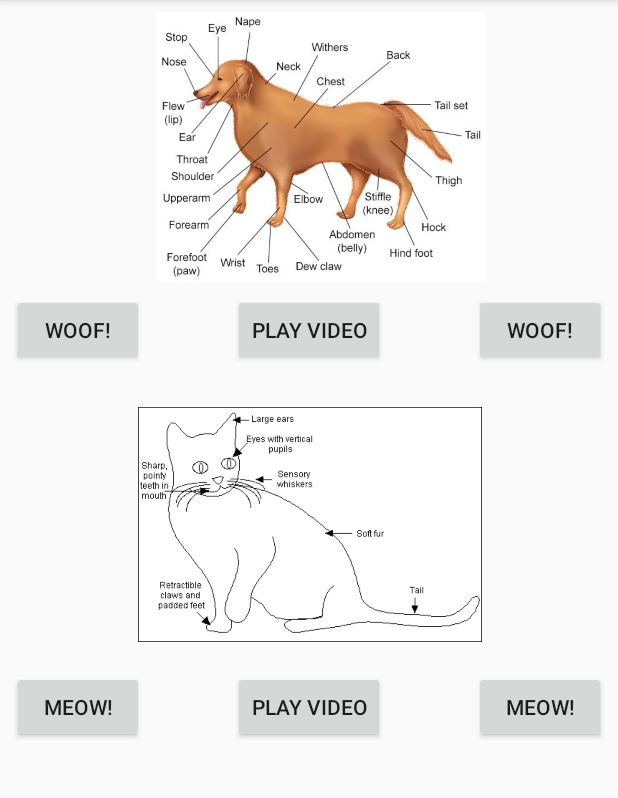
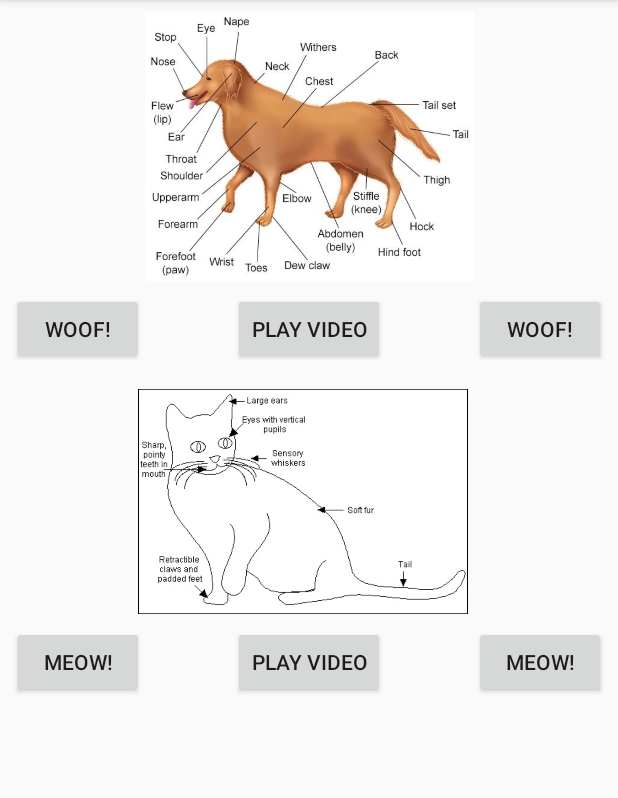
Before and after one commit to nilsjohnson/hello-moon, an Android app: the screen it shows after launch (MainActivity), on a phone screen of 412 x 824 dp, the part 84-882 px from its top. Run offline under Robolectric (Android 15) with nearby library versions, the phone set to English and light mode, and no system bars.

Commit message:
worked on portrait views

```diff
--- a/app/src/main/res/layout/activity_main.xml
+++ b/app/src/main/res/layout/activity_main.xml
@@ -4,94 +4,101 @@
     xmlns:app="http://schemas.android.com/apk/res-auto"
     xmlns:tools="http://schemas.android.com/tools"
     android:layout_width="match_parent"
-    android:layout_height="match_parent"
+    android:layout_height="wrap_content"
     tools:context="com.nilsjohnson.hellotheremoon.MainActivity"
-    tools:layout_editor_absoluteY="81dp"
-    tools:layout_editor_absoluteX="0dp">
+    tools:layout_editor_absoluteX="0dp"
+    tools:layout_editor_absoluteY="81dp">
 
     <ImageView
         android:id="@+id/thumnailDog"
-        android:layout_width="0dp"
-        android:layout_height="180dp"
-        android:layout_marginEnd="8dp"
+        android:layout_width="271dp"
+        android:layout_height="179dp"
+        android:layout_marginLeft="8dp"
         android:layout_marginStart="8dp"
+        android:layout_marginTop="8dp"
+        app:layout_constraintLeft_toLeftOf="parent"
+        app:layout_constraintTop_toTopOf="parent"
         app:srcCompat="@drawable/dog"
-        app:layout_constraintTop_toTopOf="parent"
-        android:layout_marginTop="8dp"
-        android:layout_marginLeft="8dp"
-        app:layout_constraintLeft_toLeftOf="parent"/>
+        android:layout_marginRight="8dp"
+        app:layout_constraintRight_toRightOf="parent"/>
 
     <Button
         android:id="@+id/btnPlayBarkSound1"
         android:layout_width="wrap_content"
         android:layout_height="wrap_content"
+        android:layout_marginLeft="8dp"
+        android:layout_marginStart="8dp"
+        android:layout_marginTop="8dp"
         android:text="@string/btn_play_bark_sound"
-        android:layout_marginTop="8dp"
-        app:layout_constraintTop_toBottomOf="@+id/thumnailDog"
-        android:layout_marginLeft="8dp"
-        app:layout_constraintLeft_toLeftOf="parent"/>
+        app:layout_constraintLeft_toLeftOf="parent"
+        app:layout_constraintTop_toBottomOf="@+id/thumnailDog"/>
 
     <Button
         android:id="@+id/btnPlayDogVideo"
         android:layout_width="wrap_content"
         android:layout_height="wrap_content"
+        android:layout_marginEnd="8dp"
+        android:layout_marginLeft="8dp"
+        android:layout_marginRight="8dp"
+        android:layout_marginStart="8dp"
+        android:layout_marginTop="8dp"
         android:text="@string/btn_play_Video"
-        android:layout_marginTop="8dp"
-        app:layout_constraintTop_toBottomOf="@+id/thumnailDog"
         app:layout_constraintLeft_toRightOf="@+id/btnPlayBarkSound1"
-        android:layout_marginLeft="8dp"
         app:layout_constraintRight_toLeftOf="@+id/btnPlayBarkSound2"
-        android:layout_marginRight="8dp"/>
+        app:layout_constraintTop_toBottomOf="@+id/thumnailDog"/>
 
     <Button
         android:id="@+id/btnPlayBarkSound2"
         android:layout_width="wrap_content"
         android:layout_height="wrap_content"
+        android:layout_marginEnd="8dp"
+        android:layout_marginRight="8dp"
+        android:layout_marginTop="8dp"
         android:text="@string/btn_play_bark_sound"
-        android:layout_marginTop="8dp"
-        app:layout_constraintTop_toBottomOf="@+id/thumnailDog"
+        app:layout_constraintRight_toRightOf="parent"
+        app:layout_constraintTop_toBottomOf="@+id/thumnailDog"/>
+
+    <ImageView
+        android:id="@+id/thumbnailCat"
+        android:layout_width="221dp"
+        android:layout_height="150dp"
+        android:layout_marginTop="16dp"
+        app:layout_constraintLeft_toLeftOf="parent"
+        app:layout_constraintTop_toBottomOf="@+id/btnPlayDogVideo"
+        app:srcCompat="@drawable/cat"
         android:layout_marginRight="8dp"
         app:layout_constraintRight_toRightOf="parent"/>
 
-    <ImageView
-        android:id="@+id/thumbnailCat"
-        android:layout_width="229dp"
-        android:layout_height="179dp"
-        app:layout_constraintLeft_toLeftOf="parent"
-        app:layout_constraintRight_toRightOf="parent"
-        app:srcCompat="@drawable/cat"
-        app:layout_constraintHorizontal_bias="0.503"
-        android:layout_marginTop="16dp"
-        app:layout_constraintTop_toBottomOf="@+id/btnPlayDogVideo"/>
-
     <Button
         android:id="@+id/btnPlayMeowSound1"
-        android:layout_width="88dp"
+        android:layout_width="wrap_content"
         android:layout_height="wrap_content"
+        android:layout_marginLeft="8dp"
+        android:layout_marginStart="8dp"
+        android:layout_marginTop="8dp"
         android:text="@string/btn_play_meow_sound"
-        android:layout_marginTop="8dp"
-        app:layout_constraintTop_toBottomOf="@+id/thumbnailCat"
-        android:layout_marginLeft="8dp"
-        app:layout_constraintLeft_toLeftOf="parent"/>
+        app:layout_constraintLeft_toLeftOf="parent"
+        app:layout_constraintTop_toBottomOf="@+id/thumbnailCat"/>
 
     <Button
         android:id="@+id/btnPlayCatVideo"
         android:layout_width="wrap_content"
         android:layout_height="wrap_content"
+        android:layout_marginTop="8dp"
         android:text="@string/btn_play_Video"
         app:layout_constraintLeft_toLeftOf="parent"
         app:layout_constraintRight_toRightOf="parent"
-        android:layout_marginTop="8dp"
         app:layout_constraintTop_toBottomOf="@+id/thumbnailCat"/>
 
     <Button
         android:id="@+id/btnPlayMeowSound2"
         android:layout_width="wrap_content"
         android:layout_height="wrap_content"
+        android:layout_marginEnd="8dp"
+        android:layout_marginRight="8dp"
+        android:layout_marginTop="8dp"
         android:text="@string/btn_play_meow_sound"
-        android:layout_marginTop="8dp"
-        app:layout_constraintTop_toBottomOf="@+id/thumbnailCat"
-        android:layout_marginRight="8dp"
-        app:layout_constraintRight_toRightOf="parent"/>
+        app:layout_constraintRight_toRightOf="parent"
+        app:layout_constraintTop_toBottomOf="@+id/thumbnailCat"/>
 
 </android.support.constraint.ConstraintLayout>
```
Also changed, not shown: app/src/main/java/com/nilsjohnson/hellotheremoon/PlaySoundFragment.java (+19 -16 lines), app/src/main/java/com/nilsjohnson/hellotheremoon/PlayVideoFragment.java (+1 -10 lines), app/src/main/res/layout/fragment_play_sound.xml (+6 -6 lines), app/src/main/res/layout/fragment_play_video.xml (+16 -11 lines), app/src/main/res/layout/play_media_activity.xml (+22 -16 lines).
